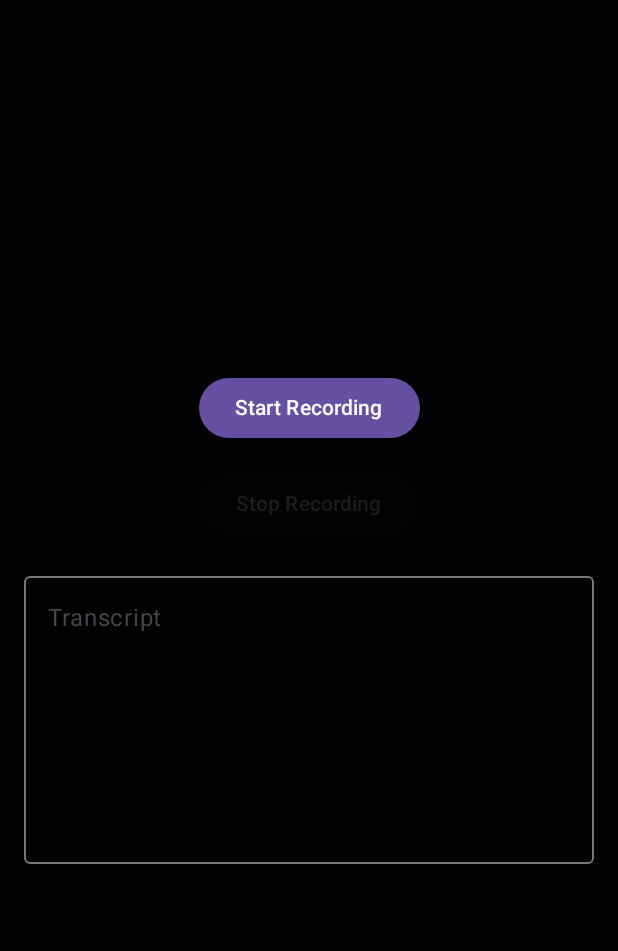
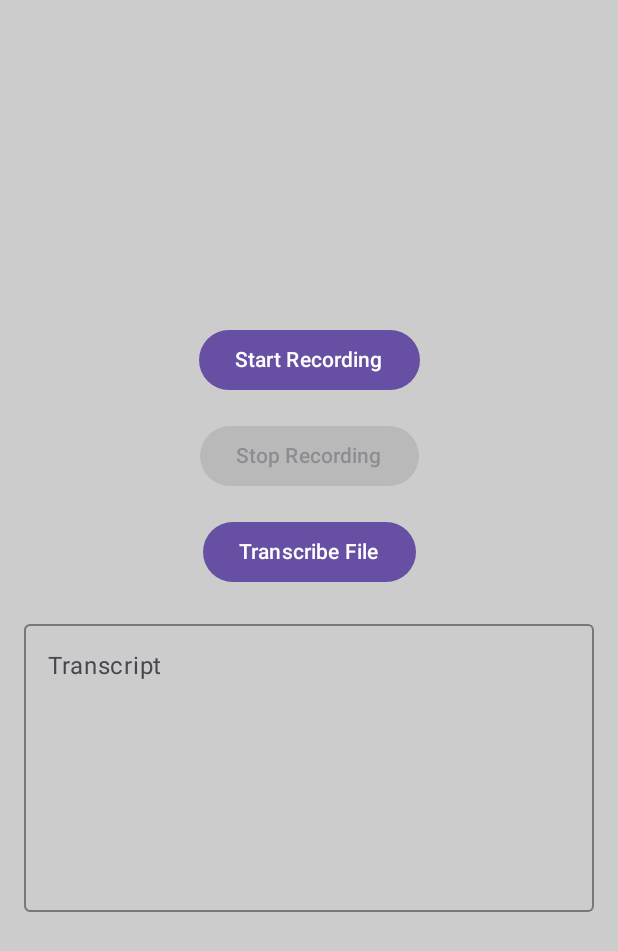
Before and after one commit to dighrasker/on-device_asr, an Android app built with Jetpack Compose: the screen it shows after launch (MainActivity), on a phone screen of 412 x 824 dp. Shown: the top 951 px of the screen. Run offline under Robolectric (Android 15) with nearby library versions, the phone set to English and light mode, and no system bars; libraries missing offline, so code that uses them is left out: java.nio.

Commit message:
added transcribe file feature

```diff
--- a/whisper.cpp_android/app/src/main/java/com/example/my_app/MainActivity.kt
+++ b/whisper.cpp_android/app/src/main/java/com/example/my_app/MainActivity.kt
@@ -97,6 +97,130 @@
 //    }
 //}
 
+//package com.example.my_app
+//
+//import android.Manifest
+//import android.content.pm.PackageManager
+//import android.os.Bundle
+//import androidx.activity.ComponentActivity
+//import androidx.activity.compose.rememberLauncherForActivityResult
+//import androidx.activity.compose.setContent
+//import androidx.activity.result.contract.ActivityResultContracts
+//import androidx.compose.foundation.background
+//import androidx.compose.foundation.layout.*
+//import androidx.compose.material3.Button
+//import androidx.compose.material3.Text
+//import androidx.compose.material3.OutlinedTextField
+//import androidx.compose.runtime.*
+//import androidx.compose.ui.Alignment
+//import androidx.compose.ui.Modifier
+//import androidx.compose.ui.graphics.Color
+//import androidx.compose.ui.platform.LocalContext
+//import androidx.compose.ui.text.input.TextFieldValue
+//import androidx.compose.ui.unit.dp
+//import androidx.core.content.ContextCompat
+//import androidx.lifecycle.viewmodel.compose.viewModel
+//
+//class MainActivity : ComponentActivity() {
+//    override fun onCreate(savedInstanceState: Bundle?) {
+//        super.onCreate(savedInstanceState)
+//        setContent {
+//            val vm: WhisperViewModel = viewModel() // ViewModel survives rotations
+//            RecordingAppUI(vm)
+//        }
+//    }
+//}
+//
+//@Composable
+//fun RecordingAppUI(viewModel: WhisperViewModel) {
+//    val context = LocalContext.current
+//
+//    // ------- Observe ViewModel state -------
+//    val isRecording by viewModel.isRecording.collectAsState()
+//    val transcriptText by viewModel.transcript.collectAsState()
+//    val errorMsg        by viewModel.error.collectAsState()
+//
+//    // Create a TextFieldValue for multiline support and cursor position maintenance
+//    var transcript by remember { mutableStateOf(TextFieldValue(text = transcriptText)) }
+//
+//    // When transcriptText updates, update the TextFieldValue
+//    LaunchedEffect(transcriptText) {
+//        transcript = transcript.copy(text = transcriptText)
+//    }
+//
+//    // ------- Permission launcher -------
+//    val micPermissionLauncher = rememberLauncherForActivityResult(
+//        ActivityResultContracts.RequestPermission()
+//    ) { granted ->
+//        if (granted) {
+//            viewModel.startRecording(context)
+//        } else {
+//            viewModel.setError("Microphone permission denied.")
+//        }
+//    }
+//
+//    val bg = if (isRecording) Color.LightGray else Color.Black
+//
+//    Box(
+//        modifier = Modifier
+//            .fillMaxSize()
+//            .background(bg),
+//        contentAlignment = Alignment.Center
+//    ) {
+//        Column(
+//            verticalArrangement = Arrangement.spacedBy(16.dp),
+//            horizontalAlignment = Alignment.CenterHorizontally,
+//            modifier = Modifier
+//                .fillMaxWidth()
+//                .padding(16.dp)
+//        ) {
+//            Button(
+//                onClick = {
+//                    if (ContextCompat.checkSelfPermission(
+//                            context,
+//                            Manifest.permission.RECORD_AUDIO
+//                        ) == PackageManager.PERMISSION_GRANTED
+//                    ) {
+//                        viewModel.clearTranscript() // clear previous text
+//                        viewModel.startRecording(context)
+//                    } else {
+//                        micPermissionLauncher.launch(Manifest.permission.RECORD_AUDIO)
+//                    }
+//                },
+//                enabled = !isRecording
+//            ) {
+//                Text("Start Recording")
+//            }
+//
+//            Button(
+//                onClick = { viewModel.stopRecording() },
+//                enabled = isRecording
+//            ) {
+//                Text("Stop Recording")
+//            }
+//
+//            // ─── Multiline Transcript display ─────────────────
+//            OutlinedTextField(
+//                value = transcript,
+//                onValueChange = {},
+//                readOnly = true,
+//                singleLine = false,
+//                maxLines = Int.MAX_VALUE,
+//                modifier = Modifier
+//                    .fillMaxWidth()
+//                    .height(200.dp),
+//                label = { Text("Transcript") }
+//            )
+//
+//            // ─── Error display ──────────────────────
+//            errorMsg?.let {
+//                Text(it, color = Color.Red)
+//            }
+//        }
+//    }
+//}
+
+
 package com.example.my_app
 
 import android.Manifest
@@ -139,6 +263,7 @@ fun RecordingAppUI(viewModel: WhisperViewModel) {
     val isRecording by viewModel.isRecording.collectAsState()
     val transcriptText by viewModel.transcript.collectAsState()
     val errorMsg        by viewModel.error.collectAsState()
+    val light = false
 
     // Create a TextFieldValue for multiline support and cursor position maintenance
     var transcript by remember { mutableStateOf(TextFieldValue(text = transcriptText)) }
@@ -159,12 +284,12 @@ fun RecordingAppUI(viewModel: WhisperViewModel) {
         }
     }
 
-    val bg = if (isRecording) Color.LightGray else Color.Black
+    //val bg = if (isRecording || light) Color.LightGray else Color.Black
 
     Box(
         modifier = Modifier
             .fillMaxSize()
-            .background(bg),
+            .background(Color.LightGray),
         contentAlignment = Alignment.Center
     ) {
         Column(
@@ -199,6 +324,14 @@ fun RecordingAppUI(viewModel: WhisperViewModel) {
                 Text("Stop Recording")
             }
 
+            // ─── Transcribe audio file button ─────────────────
+            Button(
+                onClick = { viewModel.transcribeFile(context, "jfk.wav") },
+                enabled = !isRecording
+            ) {
+                Text("Transcribe File")
+            }
+
             // ─── Multiline Transcript display ─────────────────
             OutlinedTextField(
                 value = transcript,
```
Also changed, not shown: whisper.cpp_android/app/src/main/java/com/example/my_app/WhisperViewModel.kt (+66 -147 lines).
